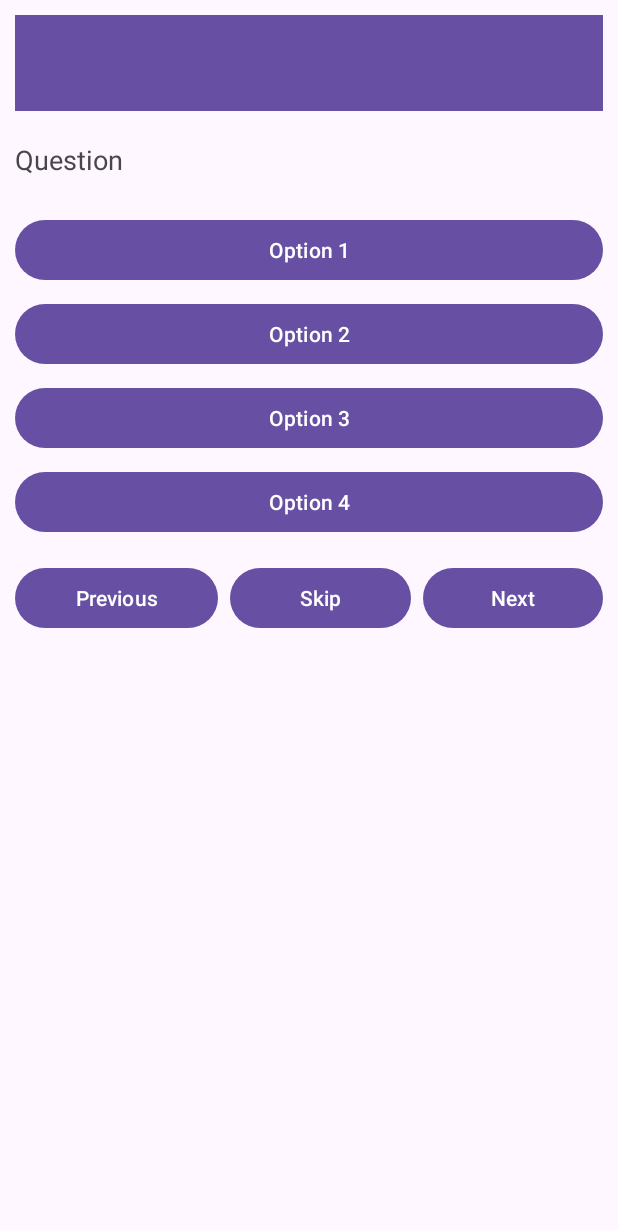
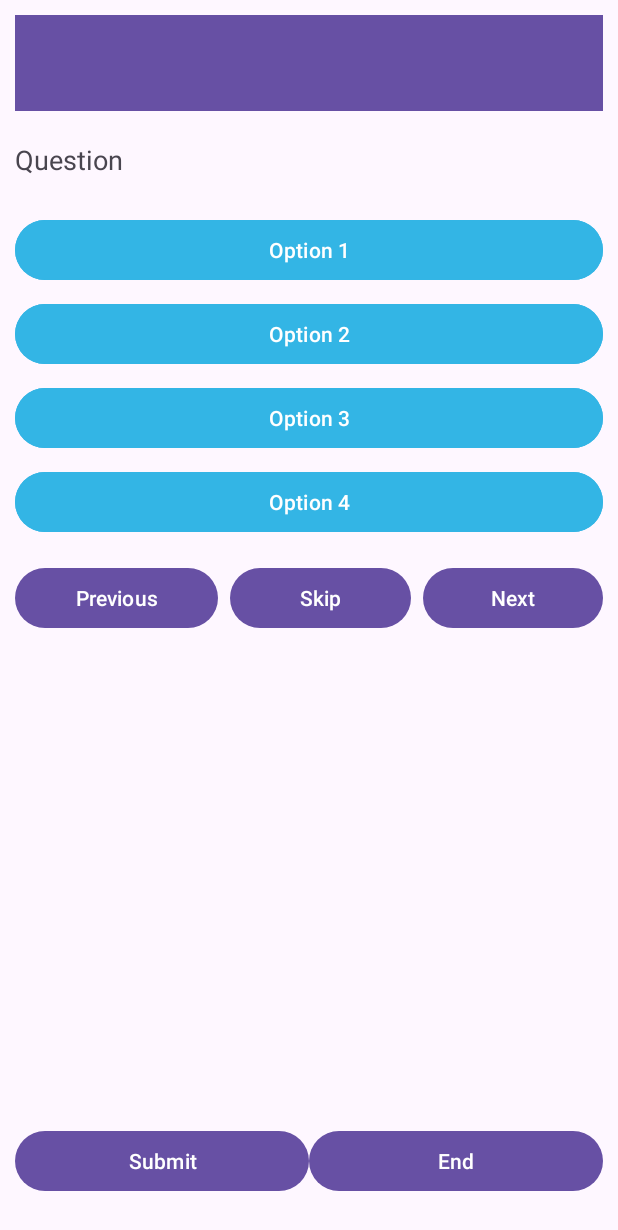
Before and after one commit to ycvinay/QuizApp, an Android app: the layout activity_quiz.xml on its own in the app's theme, with its tools: preview values and no code run, on a phone screen of 412 x 824 dp. Shown: the top 1230 px of the screen. Run offline under Robolectric (Android 15) with nearby library versions, the phone set to English and light mode, and no system bars.

Commit message:
made some changes like colors anda ctions for buttons

```diff
--- a/app/src/main/res/layout/activity_quiz.xml
+++ b/app/src/main/res/layout/activity_quiz.xml
@@ -10,7 +10,7 @@
         android:layout_width="match_parent"
         android:layout_height="wrap_content"
         android:background="?attr/colorPrimary"
-        android:title="C Quiz"
+        android:title="Quiz"
         android:titleTextColor="@android:color/black" />
 
     <!-- Question text -->
@@ -25,12 +25,12 @@
         android:layout_marginTop="20dp"/>
 
     <!-- Answer options as buttons -->
-
     <Button
         android:id="@+id/btnOption1"
         android:layout_width="match_parent"
         android:layout_height="wrap_content"
         android:text="Option 1"
+        android:backgroundTint="#33B5E5"
         android:layout_below="@+id/tvQuestion"
         android:layout_marginTop="8dp" />
 
@@ -39,6 +39,7 @@
         android:layout_width="match_parent"
         android:layout_height="wrap_content"
         android:text="Option 2"
+        android:backgroundTint="#33B5E5"
         android:layout_below="@id/btnOption1"
         android:layout_marginTop="8dp" />
 
@@ -47,6 +48,7 @@
         android:layout_width="match_parent"
         android:layout_height="wrap_content"
         android:text="Option 3"
+        android:backgroundTint="#33B5E5"
         android:layout_below="@id/btnOption2"
         android:layout_marginTop="8dp" />
 
@@ -55,6 +57,7 @@
         android:layout_width="match_parent"
         android:layout_height="wrap_content"
         android:text="Option 4"
+        android:backgroundTint="#33B5E5"
         android:layout_below="@id/btnOption3"
         android:layout_marginTop="8dp" />
 
@@ -89,5 +92,33 @@
             android:text="Next"
             android:layout_columnWeight="1"
             android:layout_marginStart="8dp" />
+
     </GridLayout>
+
+    <!-- Submit button at the bottom -->
+    <LinearLayout
+        android:layout_width="match_parent"
+        android:layout_height="wrap_content"
+        android:layout_alignParentBottom="true"
+        android:orientation="horizontal"
+        android:layout_marginBottom="16dp">
+
+        <Button
+            android:id="@+id/btnSubmit"
+            android:layout_width="0dp"
+            android:layout_height="wrap_content"
+            android:layout_weight="1"
+            android:text="Submit" />
+
+        <Button
+            android:id="@+id/btnEnd"
+            android:layout_width="0dp"
+            android:layout_height="wrap_content"
+            android:layout_weight="1"
+            android:text="End" />
+
+    </LinearLayout>
+
+
+
 </RelativeLayout>
```
Also changed, not shown: app/src/main/java/com/example/quizapp/QuizActivity.java (+89 -5 lines), app/src/main/java/com/example/quizapp/database/DatabaseInitializer.java (+26 -1 lines).
